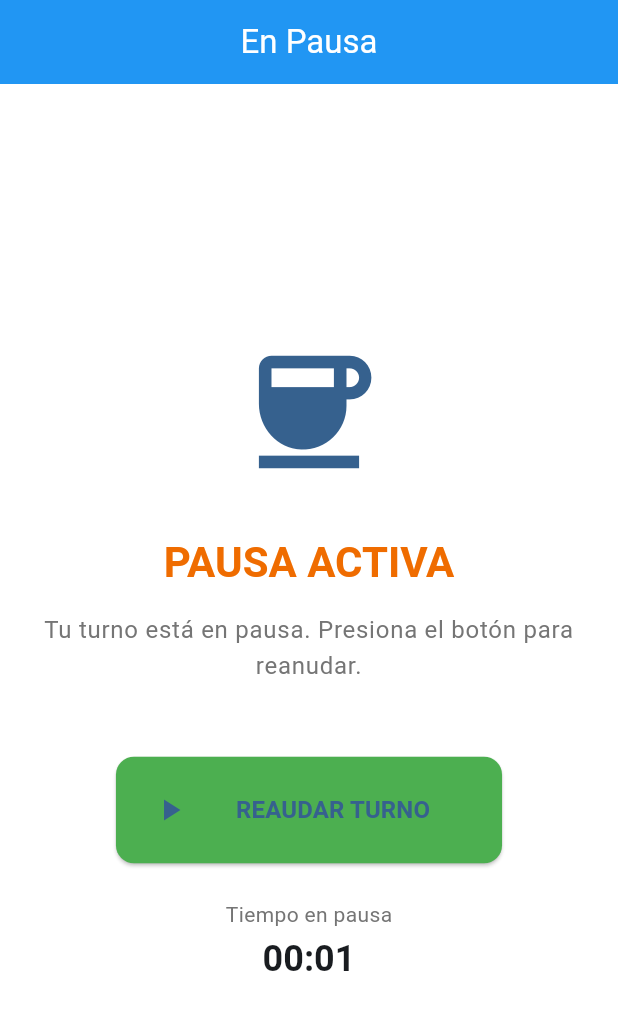
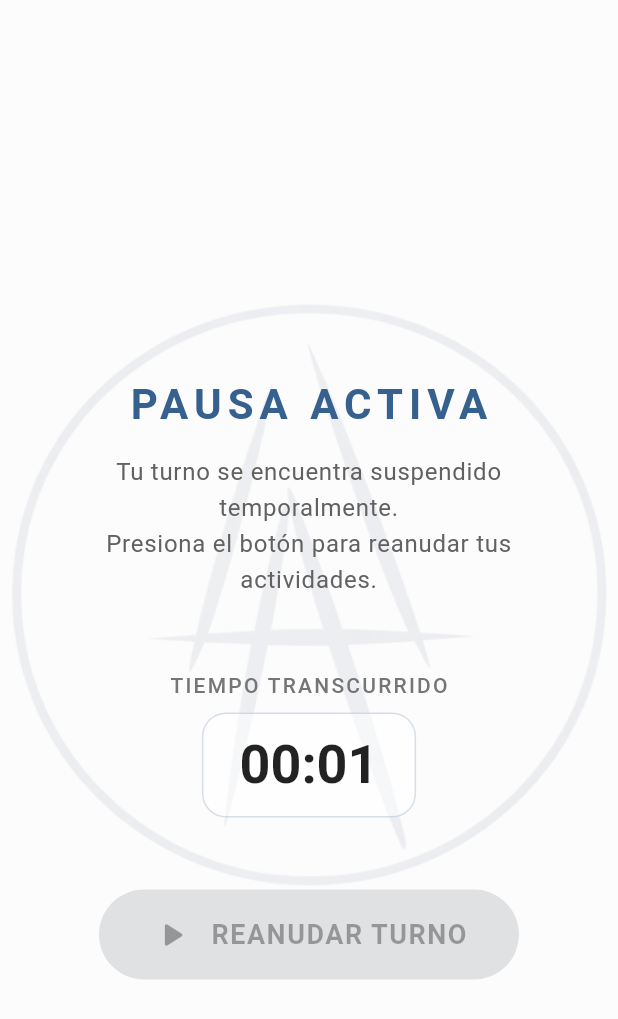
Before and after one commit to uastasiforbusiness/primo_v2_clean, a Flutter app: the BreakPage screen opened by its route, on a phone screen of 412 x 824 dp. Shown: the top 1019 px of the screen. Run offline on Flutter 3.47's test engine with Material 3 defaults, Android fonts, the phone set to English and light mode, and no system bars; our stand-ins replace dartz, drift, equatable, flutter_bloc, get_it, go_router and 1 more; accounts and stored records are empty; generated files the repository leaves out were written again.

Commit message:
feat: Add break page to shifts feature.

```diff
--- a/lib/features/shifts/presentation/pages/break_page.dart
+++ b/lib/features/shifts/presentation/pages/break_page.dart
@@ -1,7 +1,11 @@
+import 'dart:ui';
 import 'package:flutter/material.dart';
-// TODO: Uncomment when implementing EndBreakRequested functionality
-// import 'package:flutter_bloc/flutter_bloc.dart';
-// import 'package:primo_v2/features/shifts/presentation/bloc/shift_bloc.dart';
+import 'package:flutter_bloc/flutter_bloc.dart';
+import 'package:go_router/go_router.dart';
+import 'package:primo_v2/core/presentation/widgets/app_scaffold.dart';
+import '../bloc/shift_bloc.dart';
+import '../bloc/shift_event.dart';
+import '../bloc/shift_state.dart';
 
 /// BreakPage - Screen shown during employee break
 class BreakPage extends StatelessWidget {
@@ -9,74 +13,117 @@ class BreakPage extends StatelessWidget {
 
   @override
   Widget build(BuildContext context) {
-    return Scaffold(
-      appBar: AppBar(
-        title: const Text('En Pausa'),
-        automaticallyImplyLeading: false,
+    return BlocListener<ShiftBloc, ShiftState>(
+      listener: (context, state) {
+        if (state is ShiftActive) {
+          // Si el turno vuelve a estar activo, regresamos al dashboard
+          context.goNamed('dashboard');
+        } else if (state is ShiftError) {
+          ScaffoldMessenger.of(context).showSnackBar(
+            SnackBar(
+              content: Text(state.message),
+              backgroundColor: Colors.red,
             ),
+          );
+        }
+      },
+      child: AppScaffold(
         body: Center(
+          child: SingleChildScrollView(
             child: Padding(
               padding: const EdgeInsets.all(24.0),
               child: Column(
                 mainAxisAlignment: MainAxisAlignment.center,
                 children: [
-              // Break icon
-              Icon(
-                Icons.coffee,
-                size: 100,
-                color: Theme.of(context).colorScheme.primary,
-              ),
-              const SizedBox(height: 32),
+                  const SizedBox(height: 80),
 
-              // Status
+                  // Status Text
                   Text(
                     'PAUSA ACTIVA',
                     style: Theme.of(context).textTheme.headlineMedium?.copyWith(
                           fontWeight: FontWeight.bold,
-                      color: Colors.orange[800],
+                          color: Theme.of(context).colorScheme.primary,
+                          letterSpacing: 4,
                         ),
                   ),
                   const SizedBox(height: 16),
 
                   // Message
                   Text(
-                'Tu turno está en pausa. Presiona el botón para reanudar.',
+                    'Tu turno se encuentra suspendido temporalmente.\nPresiona el botón para reanudar tus actividades.',
                     textAlign: TextAlign.center,
                     style: Theme.of(context).textTheme.bodyLarge?.copyWith(
-                      color: Colors.grey[600],
+                          color: Colors.grey[700],
                         ),
                   ),
                   const SizedBox(height: 48),
 
-              // Resume button
-              ElevatedButton.icon(
-                onPressed: () {
-                  // TODO: Get current shift ID and end break
-                  // context.read<ShiftBloc>().add(EndBreakRequested(shiftId));
-                },
-                icon: const Icon(Icons.play_arrow, size: 24),
-                label: const Padding(
-                  padding: EdgeInsets.symmetric(horizontal: 24, vertical: 12),
-                  child: Text(
-                    'REAUDAR TURNO',
-                    style: TextStyle(fontSize: 16, fontWeight: FontWeight.bold),
-                  ),
-                ),
-                style: ElevatedButton.styleFrom(
-                  backgroundColor: Colors.green,
-                  shape: RoundedRectangleBorder(
-                    borderRadius: BorderRadius.circular(12),
-                  ),
-                ),
-              ),
-              const SizedBox(height: 24),
-
                   // Timer
                   const BreakTimer(),
+                  const SizedBox(height: 48),
+
+                  // Resume button
+                  _buildResumeButton(context),
                 ],
               ),
             ),
           ),
+        ),
+      ),
+    );
+  }
+
+  Widget _buildResumeButton(BuildContext context) {
+    return BlocBuilder<ShiftBloc, ShiftState>(
+      builder: (context, state) {
+        final isLoading = state is ShiftLoading;
+        final shiftId = state is ShiftOnBreak ? state.shift.id : '';
+
+        return SizedBox(
+          width: 280,
+          height: 60,
+          child: ElevatedButton(
+            onPressed: isLoading || shiftId.isEmpty
+                ? null
+                : () {
+                    context.read<ShiftBloc>().add(EndBreakRequested(shiftId));
+                  },
+            style: ElevatedButton.styleFrom(
+              backgroundColor: Colors.green[600],
+              foregroundColor: Colors.white,
+              elevation: 4,
+              shadowColor: Colors.green.withOpacity(0.4),
+              shape: RoundedRectangleBorder(
+                borderRadius: BorderRadius.circular(30),
+              ),
+            ),
+            child: isLoading
+                ? const SizedBox(
+                    width: 24,
+                    height: 24,
+                    child: CircularProgressIndicator(
+                      color: Colors.white,
+                      strokeWidth: 3,
+                    ),
+                  )
+                : const Row(
+                    mainAxisAlignment: MainAxisAlignment.center,
+                    children: [
+                      Icon(Icons.play_arrow_rounded, size: 28),
+                      SizedBox(width: 12),
+                      Text(
+                        'REANUDAR TURNO',
+                        style: TextStyle(
+                          fontSize: 18,
+                          fontWeight: FontWeight.bold,
+                          letterSpacing: 1,
+                        ),
+                      ),
+                    ],
+                  ),
+          ),
+        );
+      },
     );
   }
 }
@@ -90,23 +137,27 @@ class BreakTimer extends StatefulWidget {
 }
 
 class _BreakTimerState extends State<BreakTimer> {
-  DateTime _startTime = DateTime.now();
+  late DateTime _startTime;
   String _formattedTime = '00:00';
+  bool _isRunning = true;
 
   @override
   void initState() {
     super.initState();
+    _startTime = DateTime.now();
     _startTimer();
   }
 
   void _startTimer() {
-    _startTime = DateTime.now();
+    if (!_isRunning) return;
 
     Future.delayed(const Duration(seconds: 1), () {
-      if (mounted) {
+      if (mounted && _isRunning) {
         setState(() {
           final duration = DateTime.now().difference(_startTime);
-          _formattedTime = '${duration.inMinutes.toString().padLeft(2, '0')}:${(duration.inSeconds % 60).toString().padLeft(2, '0')}';
+          final minutes = duration.inMinutes.toString().padLeft(2, '0');
+          final seconds = (duration.inSeconds % 60).toString().padLeft(2, '0');
+          _formattedTime = '$minutes:$seconds';
         });
         _startTimer();
       }
@@ -115,6 +166,7 @@ class _BreakTimerState extends State<BreakTimer> {
 
   @override
   void dispose() {
+    _isRunning = false;
     super.dispose();
   }
 
@@ -123,16 +175,27 @@ class _BreakTimerState extends State<BreakTimer> {
     return Column(
       children: [
         Text(
-          'Tiempo en pausa',
-          style: Theme.of(context).textTheme.bodyMedium?.copyWith(
+          'TIEMPO TRANSCURRIDO',
+          style: Theme.of(context).textTheme.labelLarge?.copyWith(
                 color: Colors.grey[600],
+                letterSpacing: 1.5,
               ),
         ),
-        const SizedBox(height: 4),
-        Text(
+        const SizedBox(height: 8),
+        Container(
+          padding: const EdgeInsets.symmetric(horizontal: 24, vertical: 12),
+          decoration: BoxDecoration(
+            color: Colors.white.withOpacity(0.5),
+            borderRadius: BorderRadius.circular(16),
+            border: Border.all(color: Theme.of(context).colorScheme.primary.withOpacity(0.2)),
+          ),
+          child: Text(
             _formattedTime,
-          style: Theme.of(context).textTheme.headlineSmall?.copyWith(
+            style: Theme.of(context).textTheme.displaySmall?.copyWith(
               fontWeight: FontWeight.bold,
+              color: Colors.black87,
+              fontFeatures: const [FontFeature.tabularFigures()],
+            ),
           ),
         ),
       ],
```
Lines whose indentation alone changed are shown as unchanged.
